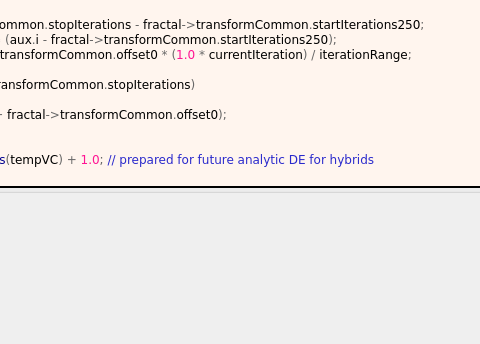
Above: mandelbulber2/formula/ui/transf_scale_vary_v1.ui from buddhi1980/mandelbulber2 before the change; both pictures show x 160 to 640 and y 284 to 628 of the 934 by 628 pixel window. Below: the same form after it.
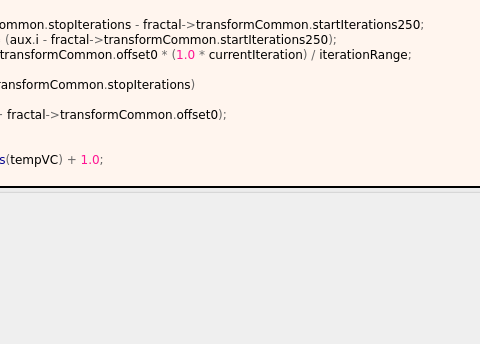
That is the form after the change. Custom widgets are drawn as their Qt base class.

The edit to the form file:
```diff
--- a/mandelbulber2/formula/ui/transf_scale_vary_v1.ui
+++ b/mandelbulber2/formula/ui/transf_scale_vary_v1.ui
@@ -231,7 +231,7 @@
     tempVC &lt;span style=&quot;color:#676767&quot;&gt;= (&lt;/span&gt;tempVC &lt;span style=&quot;color:#676767&quot;&gt;+&lt;/span&gt; fractal&lt;span style=&quot;color:#676767&quot;&gt;-&amp;gt;&lt;/span&gt;transformCommon&lt;span style=&quot;color:#676767&quot;&gt;.&lt;/span&gt;offset0&lt;span style=&quot;color:#676767&quot;&gt;);&lt;/span&gt;
   &lt;span style=&quot;color:#676767&quot;&gt;}&lt;/span&gt;
   z &lt;span style=&quot;color:#676767&quot;&gt;*=&lt;/span&gt; tempVC&lt;span style=&quot;color:#676767&quot;&gt;;&lt;/span&gt;
-  aux&lt;span style=&quot;color:#676767&quot;&gt;.&lt;/span&gt;DE &lt;span style=&quot;color:#676767&quot;&gt;=&lt;/span&gt; aux&lt;span style=&quot;color:#676767&quot;&gt;.&lt;/span&gt;DE &lt;span style=&quot;color:#676767&quot;&gt;*&lt;/span&gt; &lt;span style=&quot;color:#00008f&quot;&gt;fabs&lt;/span&gt;&lt;span style=&quot;color:#676767&quot;&gt;(&lt;/span&gt;tempVC&lt;span style=&quot;color:#676767&quot;&gt;) +&lt;/span&gt; &lt;span style=&quot;color:#ff1493&quot;&gt;1.0&lt;/span&gt;&lt;span style=&quot;color:#676767&quot;&gt;;&lt;/span&gt; &lt;span style=&quot;color:#2929cc&quot;&gt;// prepared for future analytic DE for hybrids&lt;/span&gt;
+  aux&lt;span style=&quot;color:#676767&quot;&gt;.&lt;/span&gt;DE &lt;span style=&quot;color:#676767&quot;&gt;=&lt;/span&gt; aux&lt;span style=&quot;color:#676767&quot;&gt;.&lt;/span&gt;DE &lt;span style=&quot;color:#676767&quot;&gt;*&lt;/span&gt; &lt;span style=&quot;color:#00008f&quot;&gt;fabs&lt;/span&gt;&lt;span style=&quot;color:#676767&quot;&gt;(&lt;/span&gt;tempVC&lt;span style=&quot;color:#676767&quot;&gt;) +&lt;/span&gt; &lt;span style=&quot;color:#ff1493&quot;&gt;1.0&lt;/span&gt;&lt;span style=&quot;color:#676767&quot;&gt;;&lt;/span&gt;
 &lt;span style=&quot;color:#676767&quot;&gt;}&lt;/span&gt;
 &lt;/pre&gt;
 &lt;/body&gt;</string>
```
